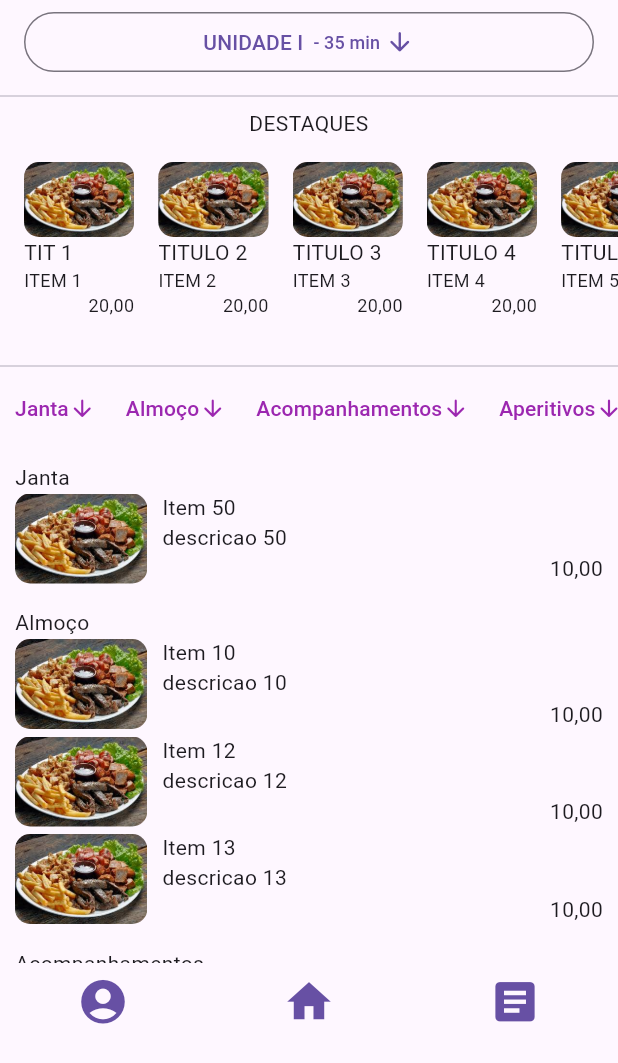
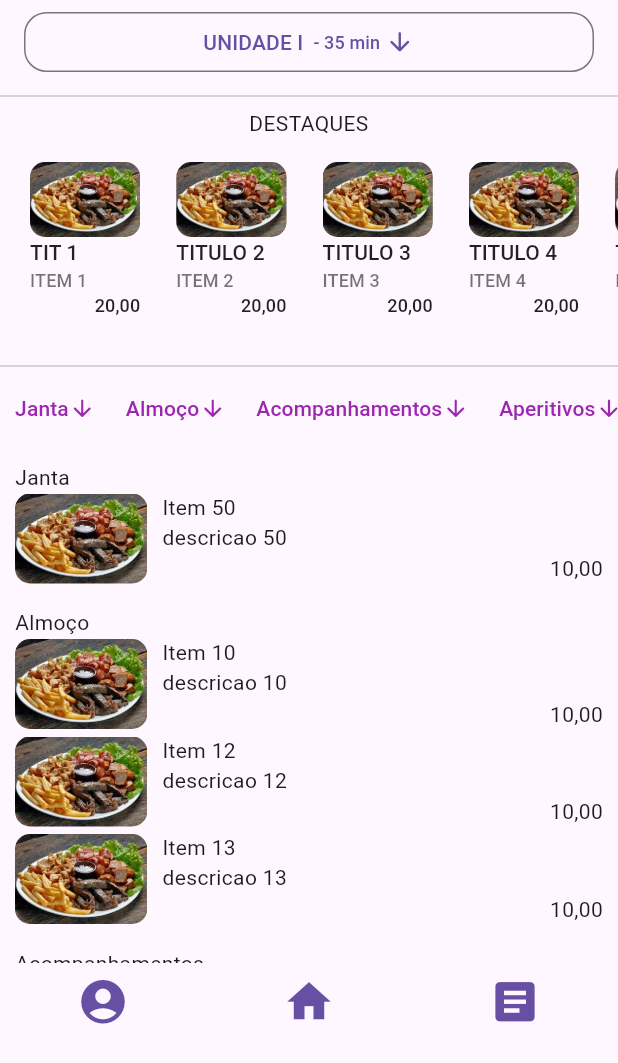
Before and after one commit to PedroGuerraMP/app-entregas, a Flutter app: the screen it shows after launch, on a phone screen of 412 x 824 dp. Shown: the top 1063 px of the screen. Run offline on Flutter 3.47's test engine with Material 3 defaults, Android fonts, the light colour scheme and no system bars.

Commit message:
[+] Visual Elements of First Page

```diff
--- a/app_entregas/lib/main.dart
+++ b/app_entregas/lib/main.dart
@@ -1,8 +1,4 @@
-import 'package:app_entregas/category_header.dart';
-import 'package:app_entregas/main_menu.dart';
-import 'package:app_entregas/vertical_slider.dart';
-import 'package:app_entregas/horizontal_slider.dart';
-import 'package:app_entregas/data/items.dart';
+import 'package:app_entregas/scaffold_menu/scaffold_menu.dart';
 
 import 'package:flutter/material.dart';
 
@@ -15,53 +11,8 @@ class MainApp extends StatelessWidget {
 
   @override
   Widget build(BuildContext context) {
-    return MaterialApp(
-      home: Scaffold(
-          appBar: AppBar(
-              centerTitle: true,
-              title: OutlinedButton(
-                child: const Row(
-                  mainAxisAlignment: MainAxisAlignment.center,
-                  children: [
-                    Text('UNIDADE I ', style: TextStyle(fontSize: 14)),
-                    Text(' - 35 min ', style: TextStyle(fontSize: 12)),
-                    Icon(Icons.arrow_downward_rounded, size: 20,)
-                  ],
-                ),
-                onPressed: () {},
-              )),
-          body:
-          Column(
-            children: [
-              SizedBox(
-                height: 180,
-                child: Column(
-                  children:  [
-                    const Divider(),
-                    const SizedBox(
-                      height: 20,
-                      child: Text('DESTAQUES', textAlign: TextAlign.center),
-                    ),
-                    Expanded(child: HorizontalSlider()),
-                  ],
-                )
-              ),
-              const Divider(),
-              SizedBox(
-                height: 40,
-                child: CategoryHeader(listaItems.map((e) => e.categoria).toSet().toList())
-              ),
-              const SizedBox(
-                height: 350,
-                child: VerticalSlider(listaItems),
-              ),
-              const SizedBox(
-                height: 50,
-                child: MainMenu()
-              )
-            ],
-          )
-        ),
+    return const MaterialApp(
+      home: ScaffoldMenu(),
     );
   }
 }
--- a/app_entregas/lib/horizontal_slider.dart
+++ b/app_entregas/lib/scaffold_menu/horizontal_slider.dart
@@ -15,9 +15,10 @@ class HorizontalSlider extends StatelessWidget {
             padding: const EdgeInsets.all(8),
             itemCount: items.length,
             itemBuilder: (BuildContext context, int index) {
-              return  Container(
-                padding: const EdgeInsets.all(8),
-                // color: Colors.amber[colorCodes[index]],
+              return  TextButton(
+                style: ButtonStyle(
+                  shape: MaterialStateProperty.all(RoundedRectangleBorder(borderRadius: BorderRadius.circular(15.0))),
+                ),
                 child: Column(
                   crossAxisAlignment: CrossAxisAlignment.end,
                   children: [
@@ -31,20 +32,20 @@ class HorizontalSlider extends StatelessWidget {
                             child: Image.asset( height: 50, 'assets/img/prato-0.jpg', ),
                           ),
                         ),
-                        Text(style: const TextStyle(fontSize: 14),textAlign: TextAlign.start,
+                        Text(style: const TextStyle(fontSize: 14, color: Colors.black87),textAlign: TextAlign.start,
                           titulos[index]
                         ),
-                        Text(style: const TextStyle(fontSize: 12), textAlign: TextAlign.start,
+                        Text(style: const TextStyle(fontSize: 12, color: Colors.black54), textAlign: TextAlign.start,
                           items[index]
                         ),
                       ],
                     ),
-                    Text(style: const TextStyle(fontSize: 12), textAlign: TextAlign.start,
+                    Text(style: const TextStyle(fontSize: 12, color: Colors.black87), textAlign: TextAlign.start,
                       preco
                     ),
                   ],
-                )
-              );
+                ),
+              onPressed: (){},);
             }
           );
   }
--- /dev/null
+++ b/app_entregas/lib/scaffold_menu/scaffold_menu.dart
@@ -0,0 +1,64 @@
+import 'package:flutter/material.dart';
+
+import 'package:app_entregas/main_menu.dart';
+import 'package:app_entregas/data/items.dart';
+import 'package:app_entregas/scaffold_menu/category_header.dart';
+import 'package:app_entregas/scaffold_menu/vertical_slider.dart';
+import 'package:app_entregas/scaffold_menu/horizontal_slider.dart';
+
+class ScaffoldMenu extends StatelessWidget {
+  const ScaffoldMenu({super.key});
+
+  @override
+  Widget build(BuildContext context) {
+    return Scaffold(
+          appBar: AppBar(
+              centerTitle: true,
+              title: OutlinedButton(
+                style: ButtonStyle(
+                  shape: MaterialStateProperty.all(RoundedRectangleBorder(borderRadius: BorderRadius.circular(15.0))),
+                ),
+                child: const Row(
+                  mainAxisAlignment: MainAxisAlignment.center,
+                  children: [
+                    Text('UNIDADE I ', style: TextStyle(fontSize: 14)),
+                    Text(' - 35 min ', style: TextStyle(fontSize: 12)),
+                    Icon(Icons.arrow_downward_rounded, size: 20,)
+                  ],
+                ),
+                onPressed: () {},
+              )),
+          body:
+          Column(
+            children: [
+              SizedBox(
+                height: 180,
+                child: Column(
+                  children:  [
+                    const Divider(),
+                    const SizedBox(
+                      height: 20,
+                      child: Text('DESTAQUES', textAlign: TextAlign.center),
+                    ),
+                    Expanded(child: HorizontalSlider()),
+                  ],
+                )
+              ),
+              const Divider(),
+              SizedBox(
+                height: 40,
+                child: CategoryHeader(listaItems.map((e) => e.categoria).toSet().toList())
+              ),
+              const SizedBox(
+                height: 350,
+                child: VerticalSlider(listaItems),
+              ),
+              const SizedBox(
+                height: 50,
+                child: MainMenu()
+              )
+            ],
+          )
+        );
+  }
+}
```
Also changed, not shown: app_entregas/lib/scaffold_menu/category_header.dart (renamed from app_entregas/lib/category_header.dart), app_entregas/lib/scaffold_menu/vertical_slider.dart (renamed from app_entregas/lib/vertical_slider.dart).
